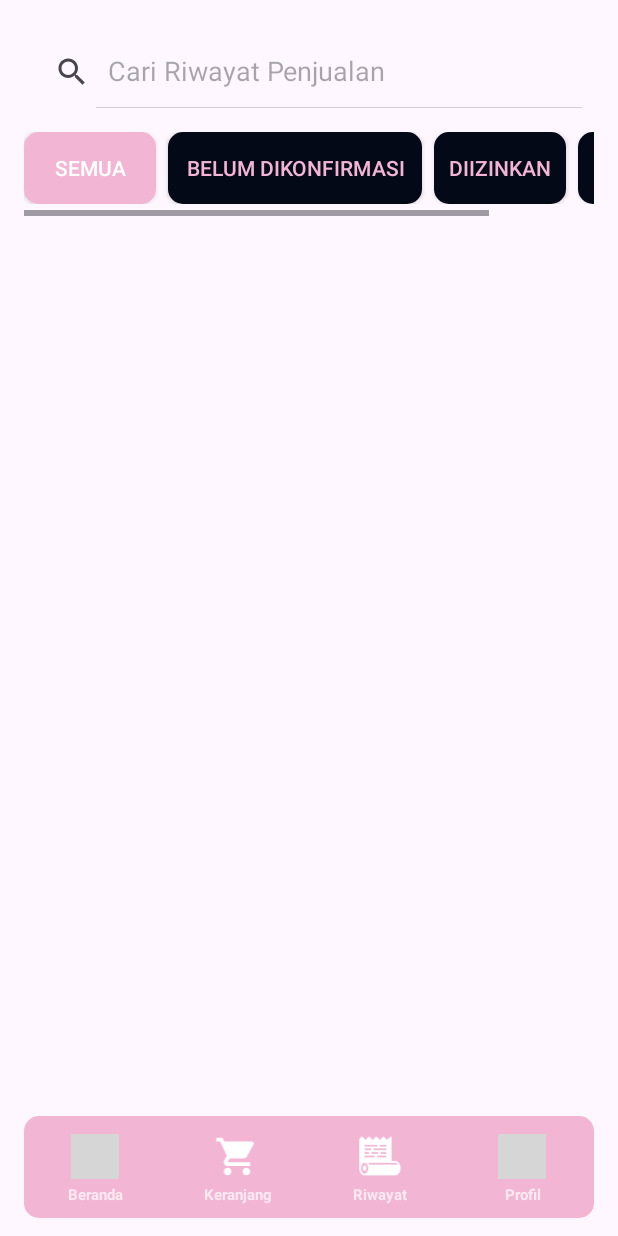
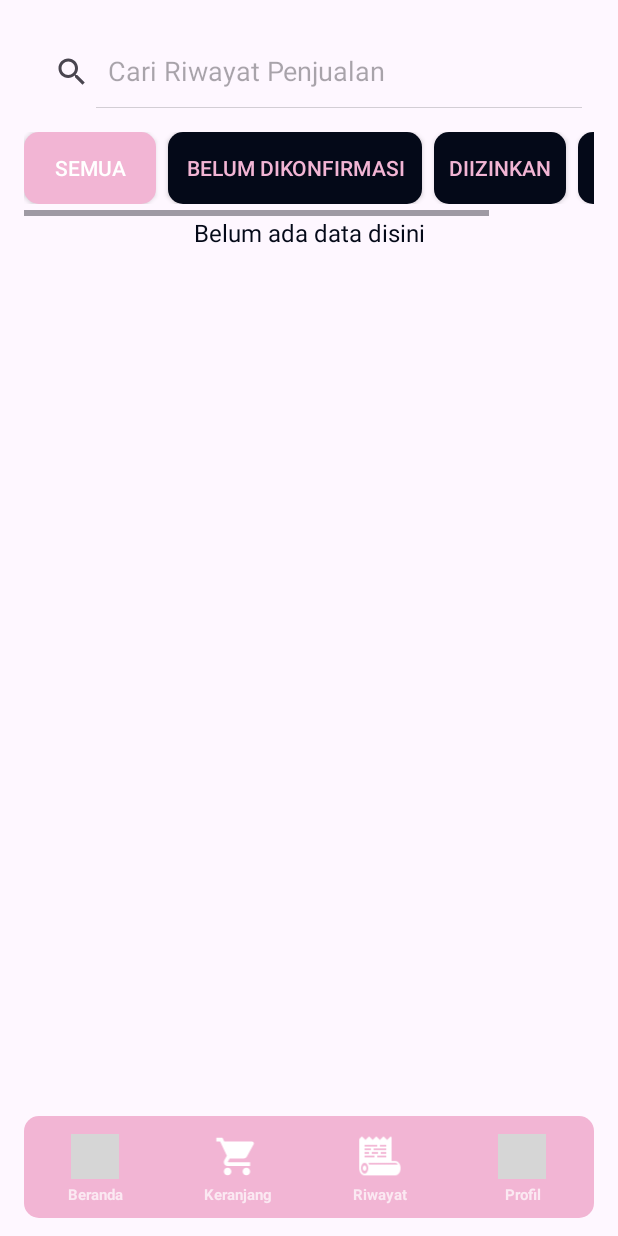
Before and after one commit to ameliasalsabilaa/bank_sampah, an Android app: the HistoryActivity screen opened directly, with no data from a screen before it, on a phone screen of 412 x 824 dp. Run offline under Robolectric (Android 15) with nearby library versions, the light colour scheme and no system bars; our stand-ins replace CircleImageView, Firebase (no records; nobody signed in at launch, a user with empty details on screens opened directly); pictures from the network do not load; grey boxes are pictures that could not be loaded.

Commit message:
finish project

```diff
--- a/app/src/main/java/com/amelia/asesmengenap/banksampah/Activity/HistoryActivity.kt
+++ b/app/src/main/java/com/amelia/asesmengenap/banksampah/Activity/HistoryActivity.kt
@@ -17,6 +17,8 @@ import com.google.firebase.database.DatabaseError
 import com.google.firebase.database.DatabaseReference
 import com.google.firebase.database.FirebaseDatabase
 import com.google.firebase.database.ValueEventListener
+import android.content.res.Configuration
+import androidx.recyclerview.widget.GridLayoutManager
 
 class HistoryActivity : AppCompatActivity() {
     private lateinit var binding: ActivityHistoryBinding
@@ -42,9 +44,15 @@ class HistoryActivity : AppCompatActivity() {
             handleOrderApproval(order, isApproved)
         }
 
-        // Setup RecyclerView
-        binding.recyclerViewHistory.layoutManager = LinearLayoutManager(this)
+        val isLandscape = resources.configuration.orientation == Configuration.ORIENTATION_LANDSCAPE
+        binding.recyclerViewHistory.layoutManager = if (isLandscape) {
+            GridLayoutManager(this, 2) // Grid layout with 2 columns for landscape
+        } else {
+            LinearLayoutManager(this) // Linear layout for portrait
+        }
         binding.recyclerViewHistory.adapter = adapter
+        adapter.notifyDataSetChanged()
+        updateEmptyTextVisibility(orderList.isEmpty(), isFilter = false)
 
         binding.searchViewOrders.setOnQueryTextListener(object : android.widget.SearchView.OnQueryTextListener {
             override fun onQueryTextSubmit(query: String?): Boolean {
@@ -91,8 +99,8 @@ class HistoryActivity : AppCompatActivity() {
 
     private fun filterOrders(query: String) {
         val filteredList = orderList.filter { order ->
-            order.namabarang.any { it.contains(query, ignoreCase = true) } || // Cari di nama barang
-                    order.username.contains(query, ignoreCase = true) ||             // Cari di username
+            order.namabarang.any { it.contains(query, ignoreCase = true) } ||
+                    order.username.contains(query, ignoreCase = true) ||
                     order.id.contains(query, ignoreCase = true)        ||
                     order.jumlahsetiapitem.any { it.toString().contains(query, ignoreCase = true) } ||
                     order.hargabarang.any { it.toString().contains(query, ignoreCase = true) } ||
@@ -122,6 +130,8 @@ class HistoryActivity : AppCompatActivity() {
                     }
                 }
                 adapter.notifyDataSetChanged()
+                updateEmptyTextVisibility(orderList.isEmpty(), isFilter = false)
+
             }
 
             override fun onCancelled(error: DatabaseError) {
@@ -141,7 +151,10 @@ class HistoryActivity : AppCompatActivity() {
 
     private fun updateEmptyTextVisibility(isEmpty: Boolean, isFilter: Boolean) {
         binding.emptyTextFilter.visibility = if (isEmpty) View.VISIBLE else View.GONE
+        binding.recyclerViewHistory.visibility = if (isEmpty) View.GONE else View.VISIBLE
+
     }
+
 
     // Example: Filter Pending Orders
     private fun showPendingOrders() {
--- /dev/null
+++ b/app/src/main/res/drawable/baseline_confirmation_number_24.xml
@@ -0,0 +1,5 @@
+<vector xmlns:android="http://schemas.android.com/apk/res/android" android:height="24dp" android:tint="#4460EF" android:viewportHeight="24" android:viewportWidth="24" android:width="24dp">
+
+    <path android:fillColor="@android:color/white" android:pathData="M22,10V6c0,-1.11 -0.9,-2 -2,-2H4C2.9,4 2.01,4.89 2.01,6v4C3.11,10 4,10.9 4,12s-0.89,2 -2,2v4c0,1.1 0.9,2 2,2h16c1.1,0 2,-0.9 2,-2v-4c-1.1,0 -2,-0.9 -2,-2S20.9,10 22,10zM13,17.5h-2v-2h2V17.5zM13,13h-2v-2h2V13zM13,8.5h-2v-2h2V8.5z"/>
+
+</vector>
--- /dev/null
+++ b/app/src/main/res/layout-land/activity_history.xml
@@ -0,0 +1,289 @@
+<?xml version="1.0" encoding="utf-8"?>
+<androidx.constraintlayout.widget.ConstraintLayout xmlns:android="http://schemas.android.com/apk/res/android"
+    xmlns:app="http://schemas.android.com/apk/res-auto"
+    xmlns:tools="http://schemas.android.com/tools"
+    android:id="@+id/main"
+    android:layout_width="match_parent"
+    android:layout_height="match_parent"
+    tools:context=".Activity.HistoryActivity">
+
+    <ScrollView
+        android:id="@+id/scrollView2"
+        android:layout_width="match_parent"
+        android:layout_height="match_parent">
+
+        <LinearLayout
+            android:layout_width="match_parent"
+            android:layout_height="wrap_content"
+            android:paddingBottom="100dp"
+            android:orientation="vertical">
+
+            <androidx.constraintlayout.widget.ConstraintLayout
+                android:layout_width="match_parent"
+                android:layout_height="wrap_content"
+                android:layout_marginStart="16dp"
+                android:layout_marginEnd="16dp"
+                android:layout_marginTop="24dp">
+
+                <!-- SearchView -->
+                <android.widget.SearchView
+                    android:id="@+id/searchViewOrders"
+                    android:layout_width="0dp"
+                    android:layout_height="wrap_content"
+                    android:queryHint="Cari Riwayat Penjualan"
+                    android:iconifiedByDefault="false"
+                    app:layout_constraintTop_toTopOf="parent"
+                    app:layout_constraintStart_toStartOf="parent"
+                    app:layout_constraintEnd_toEndOf="parent" />
+
+                <HorizontalScrollView
+                    android:layout_width="0dp"
+                    android:layout_height="wrap_content"
+                    android:layout_marginTop="16dp"
+                    android:fillViewport="true"
+                    app:layout_constraintTop_toBottomOf="@id/searchViewOrders"
+                    app:layout_constraintStart_toStartOf="parent"
+                    app:layout_constraintEnd_toEndOf="parent">
+
+                    <LinearLayout
+                        android:layout_width="wrap_content"
+                        android:layout_height="wrap_content"
+                        android:paddingBottom="8dp"
+                        android:orientation="horizontal">
+
+                        <!-- Filter Buttons -->
+                        <androidx.appcompat.widget.AppCompatButton
+                            android:id="@+id/btnFilterAll"
+                            android:background="@drawable/navbottom_bg2"
+                            android:layout_width="200dp"
+                            android:layout_height="wrap_content"
+                            android:layout_marginEnd="8dp"
+                            android:text="Semua"
+                            android:textColor="@color/tekscategory" />
+
+                        <androidx.appcompat.widget.AppCompatButton
+                            android:id="@+id/btnFilterPending"
+                            android:layout_width="200dp"
+                            android:paddingStart="12dp"
+                            android:paddingEnd="12dp"
+                            android:layout_height="wrap_content"
+                            android:background="@drawable/navbottom_bg2"
+                            android:layout_marginEnd="8dp"
+                            android:text="Belum dikonfirmasi"
+                            android:textColor="@color/tekscategory"/>
+
+                        <androidx.appcompat.widget.AppCompatButton
+                            android:id="@+id/btnFilterApproved"
+                            android:background="@drawable/navbottom_bg2"
+                            android:layout_width="200dp"
+                            android:layout_height="wrap_content"
+                            android:paddingStart="8dp"
+                            android:paddingEnd="8dp"
+                            android:layout_marginEnd="8dp"
+                            android:text="Diizinkan"
+                            android:textColor="@color/tekscategory" />
+
+                        <androidx.appcompat.widget.AppCompatButton
+                            android:id="@+id/btnFilterRejected"
+                            android:background="@drawable/navbottom_bg2"
+                            android:layout_width="200dp"
+                            android:layout_height="wrap_content"
+                            android:layout_marginEnd="8dp"
+                            android:text="ditolak"
+                            android:textColor="@color/tekscategory"  />
+
+                    </LinearLayout>
+                </HorizontalScrollView>
+
+            </androidx.constraintlayout.widget.ConstraintLayout>
+
+            <TextView
+                android:id="@+id/emptyTextFilter"
+                android:layout_width="match_parent"
+                android:layout_height="wrap_content"
+                android:gravity="center"
+                android:text="Belum ada data disini"
+                android:textSize="16sp"
+                android:visibility="gone"
+                android:textColor="@color/teks" />
+
+            <!-- RecyclerView for displaying filtered data -->
+            <androidx.recyclerview.widget.RecyclerView
+                android:id="@+id/recyclerViewHistory"
+                android:layout_width="match_parent"
+                android:layout_height="match_parent"
+                android:clipToPadding="false"
+                tools:listitem="@layout/viewholder_history"
+                android:paddingStart="8dp"
+                android:paddingTop="8dp"
+                android:paddingEnd="8dp" />
+        </LinearLayout>
+    </ScrollView>
+
+    <androidx.coordinatorlayout.widget.CoordinatorLayout
+        android:layout_width="match_parent"
+        android:layout_height="68dp"
+        android:layout_marginStart="16dp"
+        android:layout_marginEnd="16dp"
+        android:layout_marginBottom="12dp"
+        app:layout_constraintBottom_toBottomOf="parent"
+        app:layout_constraintEnd_toEndOf="parent"
+        app:layout_constraintStart_toStartOf="parent">
+
+        <com.google.android.material.bottomnavigation.BottomNavigationView
+            android:layout_width="match_parent"
+            android:layout_height="68dp"
+            android:layout_gravity="bottom"
+            android:background="@drawable/navbottom_bg">
+
+            <LinearLayout
+                android:layout_width="match_parent"
+                android:layout_marginTop="12dp"
+                android:layout_height="match_parent">
+
+                <LinearLayout
+                    android:id="@+id/keBeranda"
+                    android:layout_width="0dp"
+                    android:layout_height="match_parent"
+                    android:layout_weight="0.25"
+                    android:orientation="vertical">
+
+                    <RelativeLayout
+                        android:layout_width="wrap_content"
+                        android:layout_height="wrap_content"
+                        android:layout_gravity="center">
+
+                        <!-- Ikon Keranjang -->
+                        <ImageView
+                            android:id="@+id/iconberanda"
+                            app:tint="@color/tekscategory"
+                            android:layout_width="32dp"
+                            android:layout_height="30dp"
+                            app:srcCompat="@drawable/homee" />
+
+                    </RelativeLayout>
+
+                    <TextView
+                        android:layout_width="match_parent"
+                        android:layout_height="wrap_content"
+                        android:text="Beranda"
+                        android:alpha=".7"
+                        android:textAlignment="center"
+                        android:textColor="@color/tekscategory"
+                        android:layout_marginTop="3dp"
+                        android:textStyle="bold"
+                        android:textSize="10sp" />
+
+                </LinearLayout>
+
+                <LinearLayout
+                    android:id="@+id/cartBtn"
+                    android:layout_width="0dp"
+                    android:layout_height="match_parent"
+                    android:layout_weight="0.25"
+                    android:orientation="vertical">
+
+                    <RelativeLayout
+                        android:layout_width="wrap_content"
+                        android:layout_height="wrap_content"
+                        android:layout_gravity="center">
+
+                        <!-- Ikon Keranjang -->
+                        <ImageView
+                            android:id="@+id/cartIcon"
+                            app:tint="@color/tekscategory"
+                            android:layout_width="32dp"
+                            android:layout_height="30dp"
+                            app:srcCompat="@drawable/baseline_shopping_cart_24" />
+
+                    </RelativeLayout>
+
+                    <!-- Teks "Keranjang" -->
+                    <TextView
+                        android:id="@+id/carttv"
+                        android:layout_width="match_parent"
+                        android:layout_height="wrap_content"
+                        android:text="Keranjang"
+                        android:alpha=".7"
+                        android:textAlignment="center"
+                        android:textColor="@color/tekscategory"
+                        android:layout_marginTop="3dp"
+                        android:textStyle="bold"
+                        android:textSize="10sp" />
+                </LinearLayout>
+
+                <LinearLayout
+                    android:id="@+id/keHistory"
+                    android:layout_width="0dp"
+                    android:layout_height="match_parent"
+                    android:layout_weight="0.25"
+                    android:orientation="vertical">
+
+                    <RelativeLayout
+                        android:layout_width="wrap_content"
+                        android:layout_height="wrap_content"
+                        android:layout_gravity="center">
+
+                        <!-- Ikon Keranjang -->
+                        <ImageView
+                            app:tint="@color/tekscategory"
+                            android:layout_width="32dp"
+                            android:layout_height="30dp"
+                            app:srcCompat="@drawable/riawayt" />
+
+                    </RelativeLayout>
+
+                    <TextView
+                        android:layout_width="match_parent"
+                        android:layout_height="wrap_content"
+                        android:text="Riwayat"
+                        android:alpha=".7"
+                        android:textAlignment="center"
+                        android:textColor="@color/tekscategory"
+                        android:layout_marginTop="3dp"
+                        android:textStyle="bold"
+                        android:textSize="10sp" />
+
+                </LinearLayout>
+
+                <LinearLayout
+                    android:id="@+id/keprofil"
+                    android:layout_width="0dp"
+                    android:layout_height="match_parent"
+                    android:layout_weight="0.25"
+                    android:orientation="vertical">
+
+                    <RelativeLayout
+                        android:layout_width="wrap_content"
+                        android:layout_height="wrap_content"
+                        android:layout_gravity="center">
+
+                        <!-- Ikon Keranjang -->
+                        <ImageView
+                            app:tint="@color/tekscategory"
+                            android:layout_width="32dp"
+                            android:layout_height="30dp"
+                            app:srcCompat="@drawable/beranda" />
+
+                    </RelativeLayout>
+
+                    <TextView
+                        android:layout_width="match_parent"
+                        android:layout_height="wrap_content"
+                        android:text="Profil"
+                        android:alpha=".7"
+                        android:textAlignment="center"
+                        android:textColor="@color/tekscategory"
+                        android:layout_marginTop="3dp"
+                        android:textStyle="bold"
+                        android:textSize="10sp" />
+
+                </LinearLayout>
+
+            </LinearLayout>
+
+        </com.google.android.material.bottomnavigation.BottomNavigationView>
+
+    </androidx.coordinatorlayout.widget.CoordinatorLayout>
+
+</androidx.constraintlayout.widget.ConstraintLayout>
--- a/app/src/main/res/layout/item_product.xml
+++ b/app/src/main/res/layout/item_product.xml
@@ -14,7 +14,7 @@
         app:layout_constraintBottom_toBottomOf="@+id/numberItemTxt"
         app:layout_constraintEnd_toStartOf="@+id/numberItemTxt"
         app:layout_constraintTop_toTopOf="@+id/numberItemTxt"
-        app:srcCompat="@drawable/baseline_lock_reset_24" />
+        app:srcCompat="@drawable/baseline_confirmation_number_24" />
 
     <ImageView
         android:id="@+id/pic"
```
Also changed, not shown: app/src/main/java/com/amelia/asesmengenap/banksampah/ActivityAdmin/PerizinanActivity.kt (+9 -2 lines), app/src/main/res/layout-land/activity_perizinan.xml (added, +142 -0 lines).
